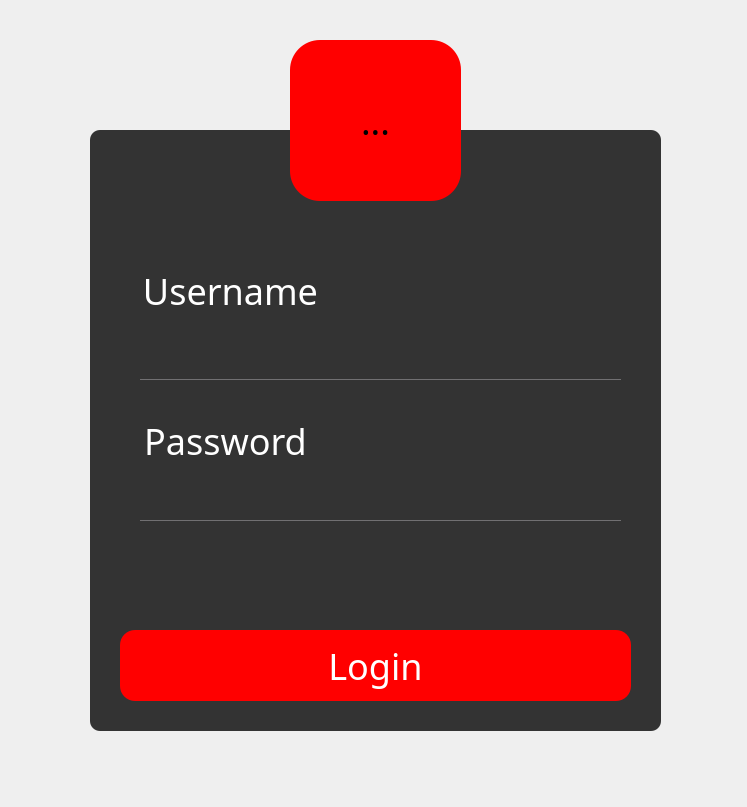
The window that GameLauncher/GameLauncher/GameLauncher.ui (Donghyuks/DHServer) describes before a commit, drawn with Qt 5.
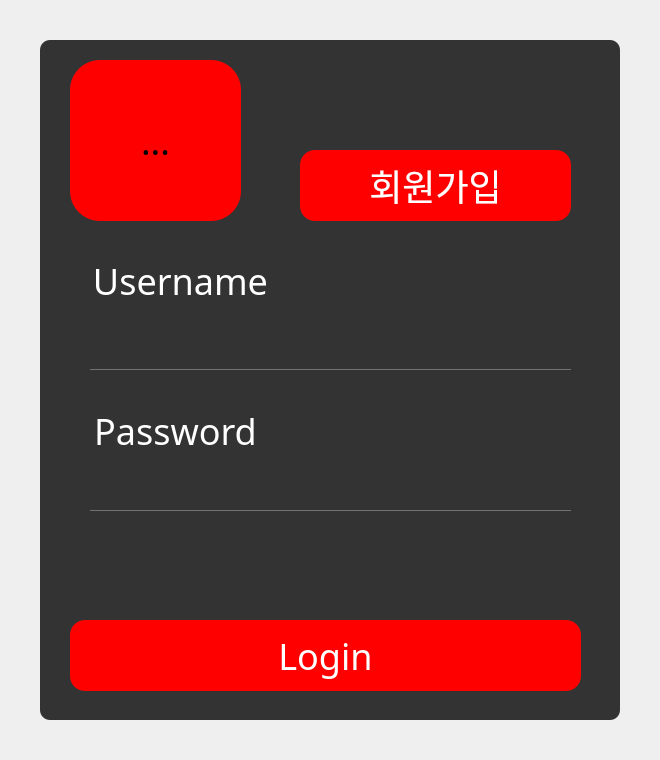
The same window after the commit. Icons and pictures are not drawn.

Commit message:
GameLauncher CreateAccount Available
1. 회원가입 가능하도록 UI 추가 및 연동.

The edit to the form file:
```diff
--- a/GameLauncher/GameLauncher/GameLauncher.ui
+++ b/GameLauncher/GameLauncher/GameLauncher.ui
@@ -6,8 +6,8 @@
    <rect>
     <x>0</x>
     <y>0</y>
-    <width>747</width>
-    <height>807</height>
+    <width>660</width>
+    <height>760</height>
    </rect>
   </property>
   <property name="windowTitle">
@@ -78,10 +78,10 @@
    <widget class="QFrame" name="frame">
     <property name="geometry">
      <rect>
-      <x>90</x>
-      <y>130</y>
-      <width>571</width>
-      <height>601</height>
+      <x>40</x>
+      <y>40</y>
+      <width>580</width>
+      <height>680</height>
      </rect>
     </property>
     <property name="frameShape">
@@ -94,7 +94,7 @@
      <property name="geometry">
       <rect>
        <x>30</x>
-       <y>500</y>
+       <y>580</y>
        <width>511</width>
        <height>71</height>
       </rect>
@@ -107,7 +107,7 @@
      <property name="geometry">
       <rect>
        <x>50</x>
-       <y>189</y>
+       <y>269</y>
        <width>481</width>
        <height>61</height>
       </rect>
@@ -120,7 +120,7 @@
      <property name="geometry">
       <rect>
        <x>50</x>
-       <y>330</y>
+       <y>410</y>
        <width>481</width>
        <height>61</height>
       </rect>
@@ -136,7 +136,7 @@
      <property name="geometry">
       <rect>
        <x>10</x>
-       <y>130</y>
+       <y>210</y>
        <width>261</width>
        <height>61</height>
       </rect>
@@ -155,7 +155,7 @@
      <property name="geometry">
       <rect>
        <x>0</x>
-       <y>280</y>
+       <y>360</y>
        <width>271</width>
        <height>61</height>
       </rect>
@@ -174,7 +174,7 @@
      <property name="geometry">
       <rect>
        <x>50</x>
-       <y>400</y>
+       <y>480</y>
        <width>481</width>
        <height>61</height>
       </rect>
@@ -189,18 +189,24 @@
       <set>Qt::AlignLeading|Qt::AlignLeft|Qt::AlignVCenter</set>
      </property>
     </widget>
-    <zorder>lineEdit</zorder>
-    <zorder>pushButton</zorder>
-    <zorder>lineEdit_2</zorder>
-    <zorder>label_2</zorder>
-    <zorder>label_3</zorder>
-    <zorder>label_4</zorder>
+    <widget class="QPushButton" name="CreateAccount">
+     <property name="geometry">
+      <rect>
+       <x>260</x>
+       <y>110</y>
+       <width>271</width>
+       <height>71</height>
+      </rect>
+     </property>
+     <property name="text">
+      <string>회원가입</string>
+     </property>
    </widget>
    <widget class="QToolButton" name="toolButton">
     <property name="geometry">
      <rect>
-      <x>290</x>
-      <y>40</y>
+       <x>30</x>
+       <y>20</y>
       <width>171</width>
       <height>161</height>
      </rect>
@@ -218,6 +224,15 @@
       <height>128</height>
      </size>
     </property>
+    </widget>
+    <zorder>lineEdit</zorder>
+    <zorder>pushButton</zorder>
+    <zorder>lineEdit_2</zorder>
+    <zorder>label_2</zorder>
+    <zorder>label_3</zorder>
+    <zorder>label_4</zorder>
+    <zorder>CreateAccount</zorder>
+    <zorder>toolButton</zorder>
    </widget>
   </widget>
  </widget>
```
Left out of the diff: 11 changed lines with no effect on the pictures. Lines whose indentation alone changed are shown as unchanged. The commit also changes 8 other files.
